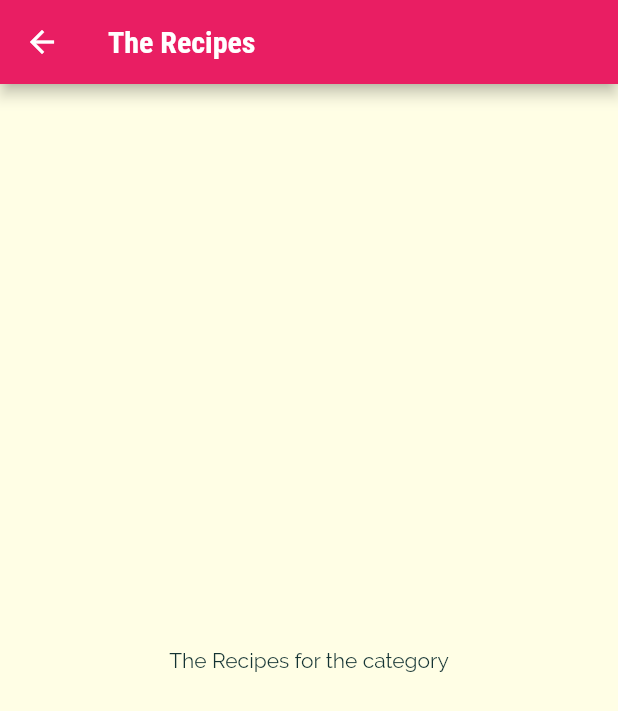
After one commit to paulohfev/meals-study-app, a Flutter app: the screen it shows after launch, after a tap on "Italian", on a phone screen of 412 x 824 dp. The commit adds this screen. Shown: the top 711 px of the screen. Run offline on Flutter 3.47's test engine with Material 2 defaults, Android fonts, the phone set to English and light mode, and no system bars.

Commit message:
Add category meals screen and navigation

```diff
--- a/lib/category_item.dart
+++ b/lib/category_item.dart
@@ -1,4 +1,5 @@
 import 'package:flutter/material.dart';
+import './category_meals_screen.dart';
 
 class CategoryItem extends StatelessWidget {
   final String title;
@@ -6,9 +7,23 @@ class CategoryItem extends StatelessWidget {
 
   CategoryItem(this.title, this.color);
 
+  void selectCategory(BuildContext context) {
+    Navigator.of(context).push(
+      MaterialPageRoute(
+        builder: (_) {
+          return CategoryMealsScreen();
+        },
+      ),
+    );
+  }
+
   @override
   Widget build(BuildContext context) {
-    return Container(
+    return InkWell(
+      onTap: () => selectCategory(context),
+      splashColor: Theme.of(context).primaryColor,
+      borderRadius: BorderRadius.circular(15),
+      child: Container(
         padding: const EdgeInsets.all(15),
         child: Text(
           title,
@@ -25,6 +40,7 @@ class CategoryItem extends StatelessWidget {
           ),
           borderRadius: BorderRadius.circular(15),
         ),
+      ),
     );
   }
 }
--- /dev/null
+++ b/lib/category_meals_screen.dart
@@ -0,0 +1,17 @@
+import 'package:flutter/material.dart';
+
+class CategoryMealsScreen extends StatelessWidget {
+  @override
+  Widget build(BuildContext context) {
+    return Scaffold(
+      appBar: AppBar(
+        title: Text('The Recipes'),
+      ),
+      body: Center(
+        child: Text(
+          'The Recipes for the category',
+        ),
+      ),
+    );
+  }
+}
```
Lines whose indentation alone changed are shown as unchanged.
